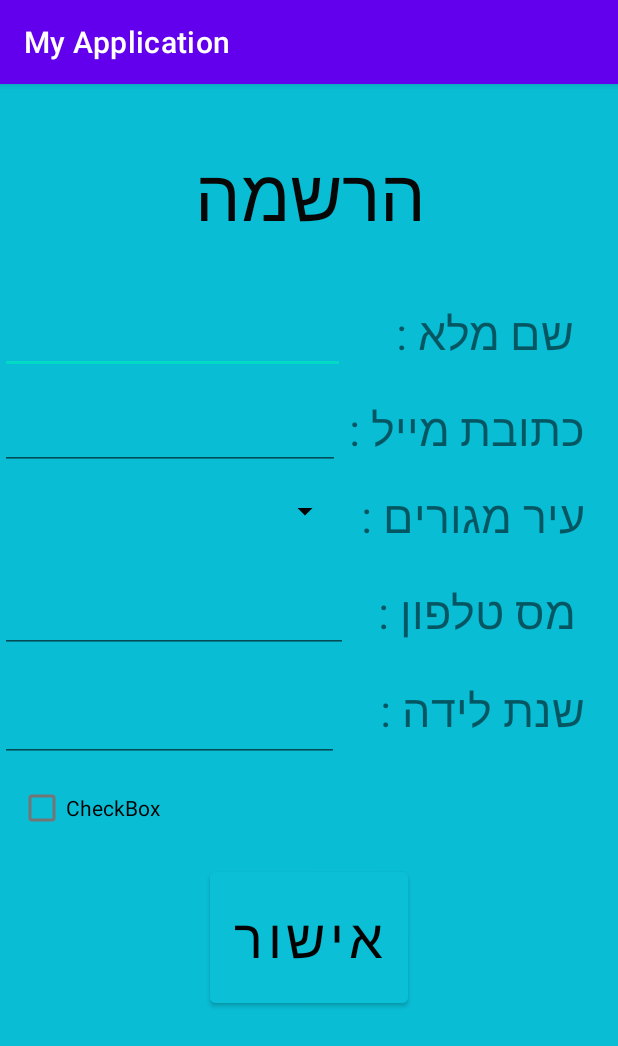
After one commit to Zohar-Azulay/CovidProject, an Android app: the fragment reg_v shown on its own in the app's theme, on a phone screen of 412 x 824 dp. The commit adds this screen. Shown: the top 1046 px of the screen. Run offline under Robolectric (Android 15) with nearby library versions, the phone set to English and light mode, and no system bars.

Commit message:
add reg_v

```diff
--- /dev/null
+++ b/MyApplication/app/src/main/java/com/example/myapplication/ui/reg_v.java
@@ -0,0 +1,66 @@
+package com.example.myapplication.ui;
+
+import android.os.Bundle;
+
+import androidx.fragment.app.Fragment;
+
+import android.view.LayoutInflater;
+import android.view.View;
+import android.view.ViewGroup;
+
+import com.example.myapplication.R;
+
+/**
+ * A simple {@link Fragment} subclass.
+ * Use the {@link reg_v#newInstance} factory method to
+ * create an instance of this fragment.
+ */
+public class reg_v extends Fragment {
+
+    // TODO: Rename parameter arguments, choose names that match
+    // the fragment initialization parameters, e.g. ARG_ITEM_NUMBER
+    private static final String ARG_PARAM1 = "param1";
+    private static final String ARG_PARAM2 = "param2";
+
+    // TODO: Rename and change types of parameters
+    private String mParam1;
+    private String mParam2;
+
+    public reg_v() {
+        // Required empty public constructor
+    }
+
+    /**
+     * Use this factory method to create a new instance of
+     * this fragment using the provided parameters.
+     *
+     * @param param1 Parameter 1.
+     * @param param2 Parameter 2.
+     * @return A new instance of fragment reg_v.
+     */
+    // TODO: Rename and change types and number of parameters
+    public static reg_v newInstance(String param1, String param2) {
+        reg_v fragment = new reg_v();
+        Bundle args = new Bundle();
+        args.putString(ARG_PARAM1, param1);
+        args.putString(ARG_PARAM2, param2);
+        fragment.setArguments(args);
+        return fragment;
+    }
+
+    @Override
+    public void onCreate(Bundle savedInstanceState) {
+        super.onCreate(savedInstanceState);
+        if (getArguments() != null) {
+            mParam1 = getArguments().getString(ARG_PARAM1);
+            mParam2 = getArguments().getString(ARG_PARAM2);
+        }
+    }
+
+    @Override
+    public View onCreateView(LayoutInflater inflater, ViewGroup container,
+                             Bundle savedInstanceState) {
+        // Inflate the layout for this fragment
+        return inflater.inflate(R.layout.fragment_reg_v, container, false);
+    }
+}
--- a/MyApplication/app/src/main/java/com/example/myapplication/ui/ui/login/LoginFragment.java
+++ b/MyApplication/app/src/main/java/com/example/myapplication/ui/ui/login/LoginFragment.java
@@ -21,7 +21,7 @@
 import android.widget.TextView;
 import android.widget.Toast;
 
-import com.example.myapplication.ui.R;
+import com.example.myapplication.R;
 
 public class LoginFragment extends Fragment {
 
--- a/MyApplication/app/src/main/java/com/example/myapplication/ui/ui/login/LoginViewModel.java
+++ b/MyApplication/app/src/main/java/com/example/myapplication/ui/ui/login/LoginViewModel.java
@@ -9,7 +9,7 @@
 import com.example.myapplication.ui.data.LoginRepository;
 import com.example.myapplication.ui.data.Result;
 import com.example.myapplication.ui.data.model.LoggedInUser;
-import com.example.myapplication.ui.R;
+import com.example.myapplication.R;
 
 public class LoginViewModel extends ViewModel {
 
--- /dev/null
+++ b/MyApplication/app/src/main/res/layout/fragment_reg_v.xml
@@ -0,0 +1,165 @@
+<?xml version="1.0" encoding="utf-8"?>
+<LinearLayout xmlns:android="http://schemas.android.com/apk/res/android"
+    xmlns:app="http://schemas.android.com/apk/res-auto"
+    xmlns:tools="http://schemas.android.com/tools"
+    android:layout_width="match_parent"
+    android:layout_height="match_parent"
+    android:background="#09BDD5"
+    android:orientation="vertical"
+    tools:context=".ui.Reg_v">
+
+    <TextView
+        android:id="@+id/textView"
+        android:layout_width="match_parent"
+        android:layout_height="wrap_content"
+        android:layout_margin="40sp"
+        android:gravity="center"
+        android:text="הרשמה"
+        android:textColor="#070707"
+        android:textSize="48sp" />
+
+    <LinearLayout
+        android:layout_width="match_parent"
+        android:layout_height="64dp"
+        android:orientation="horizontal">
+
+        <EditText
+            android:id="@+id/editTextTextPersonName7"
+            android:layout_width="230dp"
+            android:layout_height="wrap_content"
+            android:ems="10"
+            android:inputType="textPersonName" />
+
+        <TextView
+            android:id="@+id/textView15"
+            android:layout_width="match_parent"
+            android:layout_height="match_parent"
+            android:scrollbarAlwaysDrawHorizontalTrack="false"
+            android:shadowColor="#150C0C"
+            android:text="    שם מלא :"
+            android:textSize="30sp" />
+
+    </LinearLayout>
+
+    <LinearLayout
+        android:layout_width="match_parent"
+        android:layout_height="58dp"
+        android:orientation="horizontal">
+
+        <EditText
+            android:id="@+id/editTextTextEmailAddress"
+            android:layout_width="222dp"
+            android:layout_height="wrap_content"
+            android:layout_weight="1"
+            android:ems="10"
+            android:inputType="textEmailAddress" />
+
+        <TextView
+            android:id="@+id/textView20"
+            android:layout_width="wrap_content"
+            android:layout_height="wrap_content"
+            android:layout_weight="1"
+            android:text="   כתובת מייל :"
+            android:textSize="30sp" />
+
+    </LinearLayout>
+
+    <LinearLayout
+        android:layout_width="match_parent"
+        android:layout_height="64dp"
+        android:orientation="horizontal">
+
+        <Spinner
+            android:id="@+id/spinner4"
+            android:layout_width="214dp"
+            android:layout_height="35dp"
+            android:layout_weight="1"
+            android:addStatesFromChildren="false"
+            android:alwaysDrawnWithCache="false"
+            android:backgroundTint="#020101"
+            android:clickable="false"
+            android:dropDownWidth="wrap_content"
+            android:spinnerMode="dropdown" />
+
+        <TextView
+            android:id="@+id/textView7"
+            android:layout_width="wrap_content"
+            android:layout_height="40dp"
+            android:layout_weight="1"
+            android:text="   עיר מגורים :"
+            android:textSize="30sp" />
+
+    </LinearLayout>
+
+    <LinearLayout
+        android:layout_width="match_parent"
+        android:layout_height="61dp"
+        android:layout_marginRight="0dp"
+        android:orientation="horizontal">
+
+        <EditText
+            android:id="@+id/editTextPhone3"
+            android:layout_width="232dp"
+            android:layout_height="wrap_content"
+            android:ems="10"
+            android:inputType="phone" />
+
+        <TextView
+            android:id="@+id/textView9"
+            android:layout_width="174dp"
+            android:layout_height="53dp"
+            android:text="   מס טלפון :"
+            android:textSize="30sp" />
+
+    </LinearLayout>
+
+    <LinearLayout
+        android:layout_width="match_parent"
+        android:layout_height="65dp"
+        android:orientation="horizontal">
+
+        <EditText
+            android:id="@+id/editTextNumber"
+            android:layout_width="226dp"
+            android:layout_height="59dp"
+            android:ems="10"
+            android:inputType="number" />
+
+        <TextView
+            android:id="@+id/textView10"
+            android:layout_width="200dp"
+            android:layout_height="56dp"
+            android:text="     שנת לידה :"
+            android:textSize="30sp" />
+
+    </LinearLayout>
+
+    <LinearLayout
+        android:layout_width="match_parent"
+        android:layout_height="267dp"
+        android:orientation="vertical">
+
+        <CheckBox
+            android:id="@+id/checkBox2"
+            android:layout_width="377dp"
+            android:layout_height="25dp"
+            android:layout_margin="12dp"
+            android:layout_marginVertical="35dp"
+            android:layout_weight="0"
+            android:text="CheckBox" />
+
+        <Button
+            android:id="@+id/button2"
+            android:layout_width="wrap_content"
+            android:layout_height="99dp"
+            android:layout_gravity="center"
+            android:layout_margin="12dp"
+            android:backgroundTint="#0ABFD6"
+            android:gravity="left|center_vertical"
+            android:text="אישור"
+            android:textColor="#020202"
+            android:textSize="36sp" />
+
+    </LinearLayout>
+
+</LinearLayout>
```
